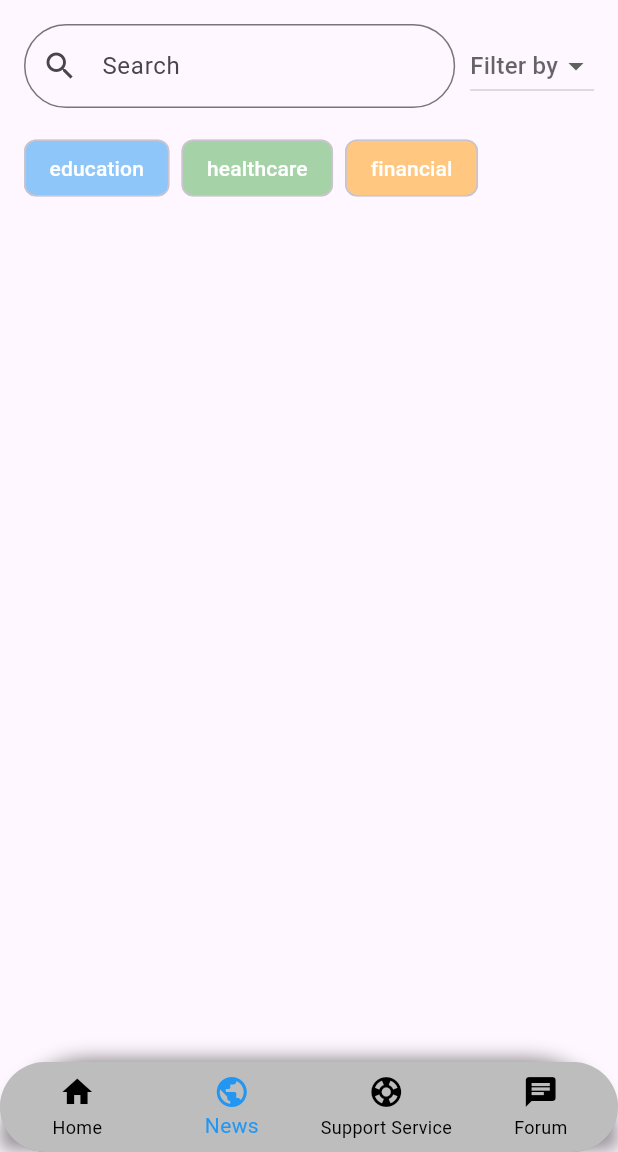
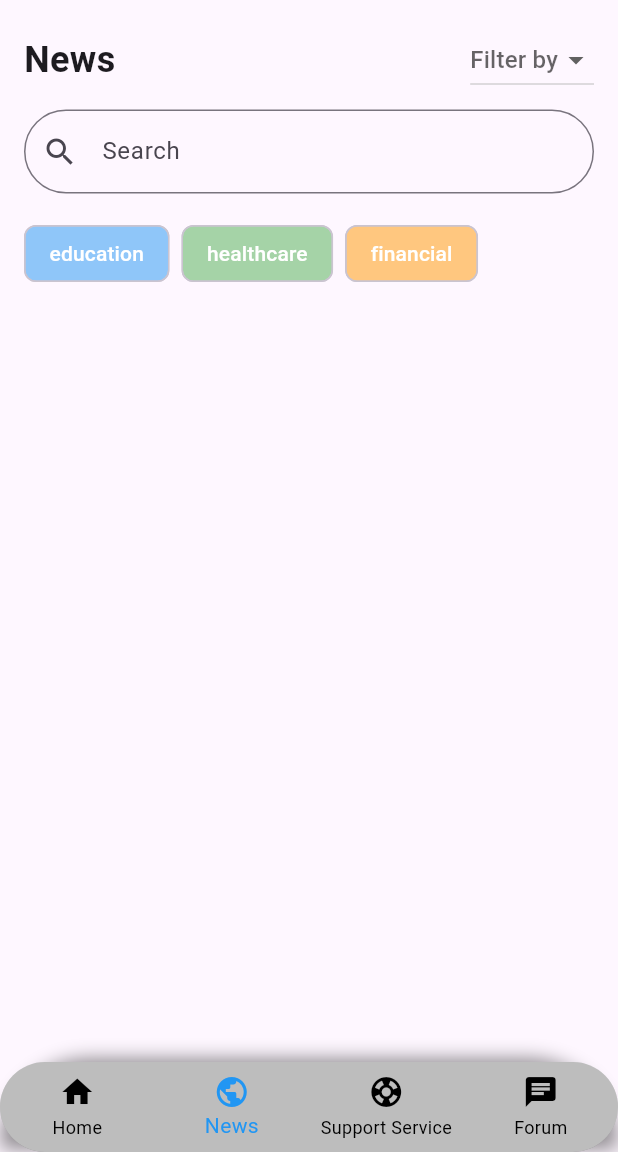
Before and after one commit to MuhdArshadd/MYCare, a Flutter app: the NewsPage screen opened directly, on a phone screen of 412 x 824 dp, the part 84-1236 px from its top. Run offline on Flutter 3.47's test engine with Material 3 defaults, Android fonts, the phone set to English and light mode, and no system bars; our stand-ins replace animated_splash_screen, google_maps_flutter, location; missing offline and left inert: dart:ffi, mailer, postgres.

Commit message:
Update newsPage.dart

```diff
--- a/lib/view/newsPage.dart
+++ b/lib/view/newsPage.dart
@@ -3,7 +3,7 @@ import 'package:workshop2dev/view/appBar.dart';
 import 'bottomNavigationBar.dart';
 import 'package:workshop2dev/controller/newsController.dart';
 import 'dart:typed_data';
-import 'newsDetailPage.dart';  // Import NewsDetailPage
+import 'newsDetailPage.dart'; // Import NewsDetailPage
 
 class NewsPage extends StatefulWidget {
   final String noIc;
@@ -57,23 +57,13 @@ class _NewsPageState extends State<NewsPage> {
               Row(
                 mainAxisAlignment: MainAxisAlignment.spaceBetween,
                 children: [
-                  Expanded(
-                    child: TextField(
-                      onChanged: (value) {
-                        setState(() {
-                          _searchText = value;
-                        });
-                      },
-                      decoration: InputDecoration(
-                        hintText: 'Search',
-                        prefixIcon: const Icon(Icons.search),
-                        border: OutlineInputBorder(
-                          borderRadius: BorderRadius.circular(30),
-                        ),
-                      ),
+                  const Text(
+                    "News", // News title
+                    style: TextStyle(
+                      fontSize: 24,
+                      fontWeight: FontWeight.bold,
                     ),
                   ),
-                  const SizedBox(width: 10),
                   DropdownButton<String>(
                     value: _selectedFilter,
                     items: const [
@@ -92,6 +82,28 @@ class _NewsPageState extends State<NewsPage> {
                       });
                     },
                     hint: const Text("Filter by"),
+                  ),
+                ],
+              ),
+              const SizedBox(height: 9), // Space between the row and the search bar
+              Row(
+                mainAxisAlignment: MainAxisAlignment.spaceBetween,
+                children: [
+                  Expanded(
+                    child: TextField(
+                      onChanged: (value) {
+                        setState(() {
+                          _searchText = value;
+                        });
+                      },
+                      decoration: InputDecoration(
+                        hintText: 'Search',
+                        prefixIcon: const Icon(Icons.search),
+                        border: OutlineInputBorder(
+                          borderRadius: BorderRadius.circular(30),
+                        ),
+                      ),
+                    ),
                   ),
                 ],
               ),
@@ -200,4 +212,3 @@ class _NewsPageState extends State<NewsPage> {
     );
   }
 }
-//s
```
